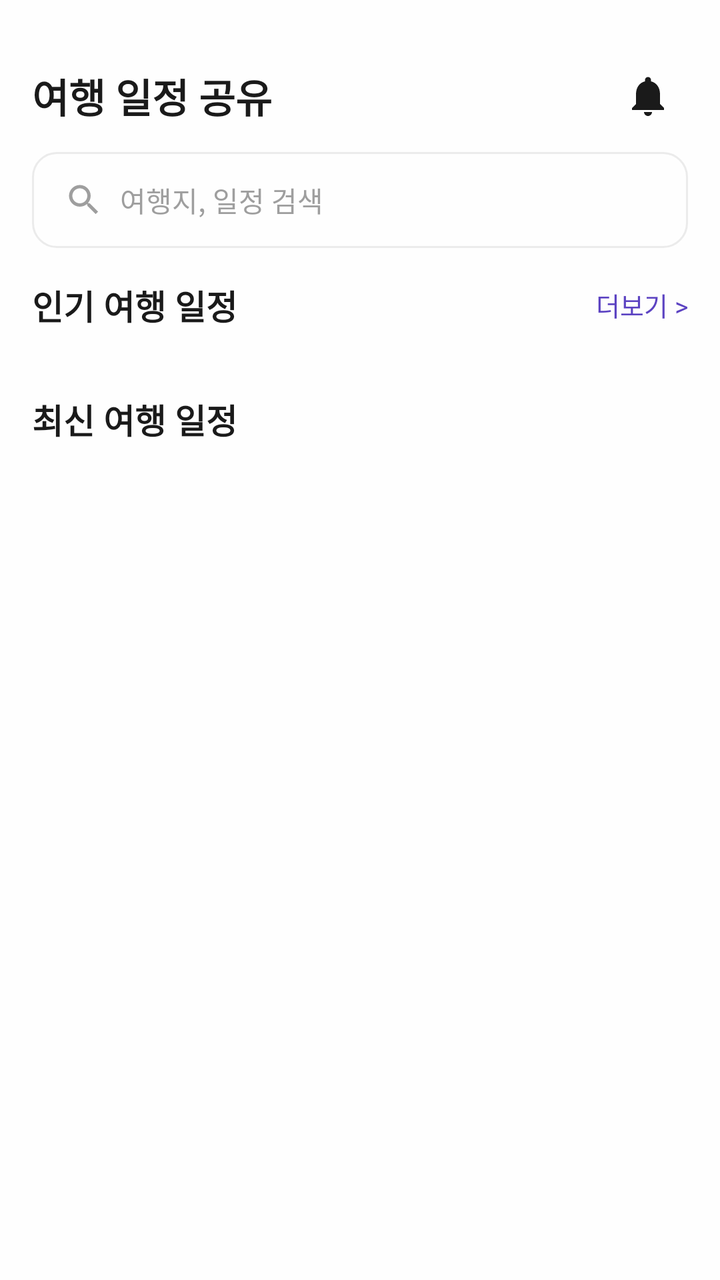
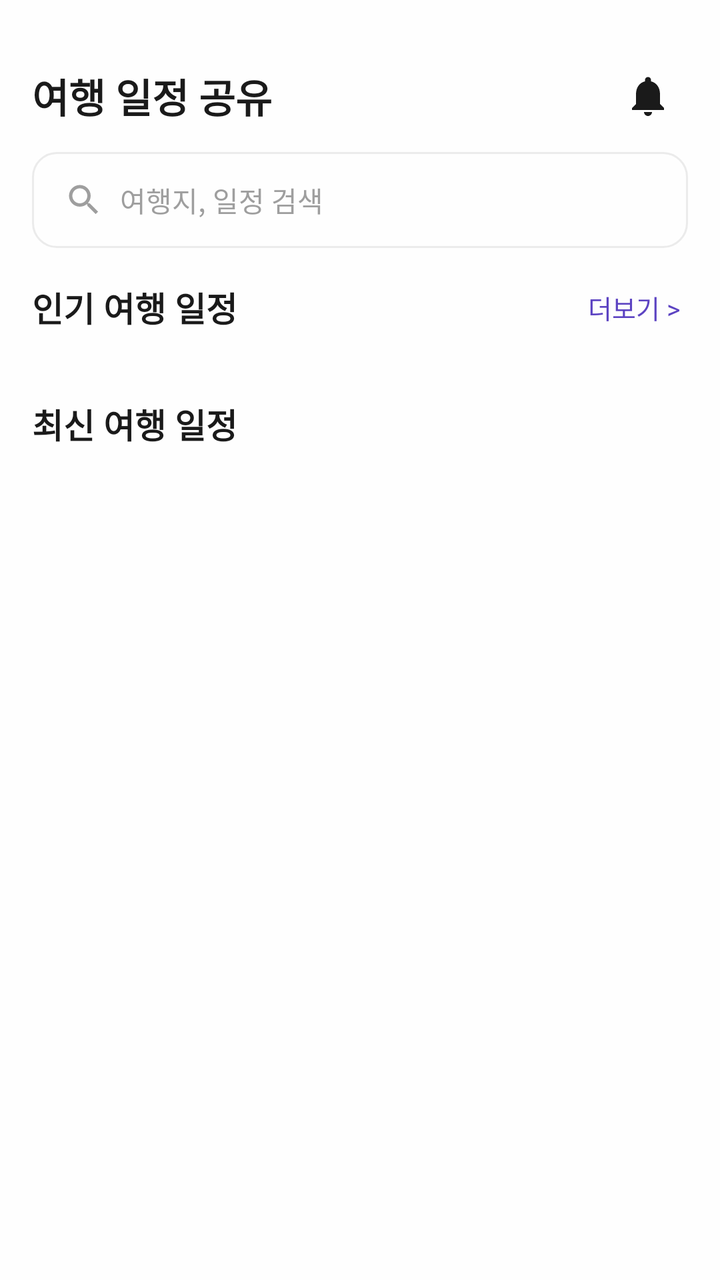

Screens rendered from an Android XML layout before and after an edit, with the pre-edit source and the edit as a unified diff.
<!-- AndroidManifest.xml: application theme Theme.TripShare -->
<!-- res/layout/fragment_home.xml -->
<?xml version="1.0" encoding="utf-8"?>
<LinearLayout xmlns:android="http://schemas.android.com/apk/res/android"
    android:layout_width="match_parent"
    android:layout_height="match_parent"
    android:background="@color/background"
    android:fitsSystemWindows="true"
    android:orientation="vertical"
    android:paddingTop="@dimen/screen_top_extra">

    <LinearLayout
        android:layout_width="match_parent"
        android:layout_height="56dp"
        android:gravity="center_vertical"
        android:orientation="horizontal"
        android:paddingHorizontal="16dp">

        <TextView
            android:layout_width="0dp"
            android:layout_height="wrap_content"
            android:layout_weight="1"
            android:text="@string/home_title"
            android:textColor="@color/text_primary"
            android:textSize="20sp"
            android:textStyle="bold" />

        <ImageButton
            android:id="@+id/btn_notifications"
            android:layout_width="40dp"
            android:layout_height="40dp"
            android:background="?attr/selectableItemBackgroundBorderless"
            android:contentDescription="@null"
            android:src="@drawable/ic_bell" />
    </LinearLayout>

    <LinearLayout
        android:layout_width="match_parent"
        android:layout_height="48dp"
        android:layout_marginHorizontal="16dp"
        android:background="@drawable/bg_search_bar"
        android:gravity="center_vertical"
        android:orientation="horizontal"
        android:paddingHorizontal="16dp">

        <ImageView
            android:layout_width="20dp"
            android:layout_height="20dp"
            android:contentDescription="@null"
            android:src="@drawable/ic_search" />

        <EditText
            android:id="@+id/et_search"
            android:layout_width="0dp"
            android:layout_height="match_parent"
            android:layout_marginStart="8dp"
            android:layout_weight="1"
            android:background="@null"
            android:hint="@string/search_hint"
            android:imeOptions="actionSearch"
            android:inputType="text"
            android:textColor="@color/text_primary"
            android:textColorHint="@color/text_hint"
            android:textSize="14sp" />
    </LinearLayout>

    <ScrollView
        android:layout_width="match_parent"
        android:layout_height="0dp"
        android:layout_weight="1"
        android:fillViewport="true">

        <LinearLayout
            android:layout_width="match_parent"
            android:layout_height="wrap_content"
            android:orientation="vertical"
            android:padding="16dp">

            <LinearLayout
                android:layout_width="match_parent"
                android:layout_height="wrap_content"
                android:gravity="center_vertical"
                android:orientation="horizontal">

                <TextView
                    android:layout_width="0dp"
                    android:layout_height="wrap_content"
                    android:layout_weight="1"
                    android:text="@string/popular_trips"
                    android:textColor="@color/text_primary"
                    android:textSize="17sp"
                    android:textStyle="bold" />

                <TextView
                    android:layout_width="wrap_content"
                    android:layout_height="wrap_content"
                    android:text="@string/see_more"
                    android:textColor="@color/purple_primary"
                    android:textSize="13sp" />
            </LinearLayout>

            <androidx.recyclerview.widget.RecyclerView
                android:id="@+id/rv_popular"
                android:layout_width="match_parent"
                android:layout_height="wrap_content"
                android:layout_marginTop="12dp"
                android:nestedScrollingEnabled="false" />

            <TextView
                android:layout_width="wrap_content"
                android:layout_height="wrap_content"
                android:layout_marginTop="20dp"
                android:text="@string/latest_trips"
                android:textColor="@color/text_primary"
                android:textSize="17sp"
                android:textStyle="bold" />

            <androidx.recyclerview.widget.RecyclerView
                android:id="@+id/rv_latest"
                android:layout_width="match_parent"
                android:layout_height="wrap_content"
                android:layout_marginTop="12dp"
                android:nestedScrollingEnabled="false" />
        </LinearLayout>
    </ScrollView>
</LinearLayout>
<!-- resources referenced by this layout -->
<resources>
  <color name="background">#FEFEFE</color>
  <color name="purple_primary">#5C43C2</color>
  <color name="text_hint">#9E9E9E</color>
  <color name="text_primary">#1A1A1A</color>
  <dimen name="screen_top_extra">20dp</dimen>
  <!-- drawable bg_search_bar (drawable) -->
  <?xml version="1.0" encoding="utf-8"?>
  <shape xmlns:android="http://schemas.android.com/apk/res/android"
      android:shape="rectangle">
      <solid android:color="@color/background" />
      <corners android:radius="12dp" />
      <stroke
          android:width="1dp"
          android:color="@color/divider" />
  </shape>
  <!-- drawable ic_bell (drawable) -->
  <vector xmlns:android="http://schemas.android.com/apk/res/android"
      android:width="24dp"
      android:height="24dp"
      android:viewportWidth="24"
      android:viewportHeight="24">
      <path
          android:fillColor="@color/text_primary"
          android:pathData="M12,22c1.1,0 2,-0.9 2,-2h-4c0,1.1 0.89,2 2,2zM18,16v-5c0,-3.07 -1.64,-5.64 -4.5,-6.32V4c0,-0.83 -0.67,-1.5 -1.5,-1.5s-1.5,0.67 -1.5,1.5v0.68C7.63,5.36 6,7.92 6,11v5l-2,2v1h16v-1l-2,-2z" />
  </vector>
  <!-- drawable ic_search (drawable) -->
  <vector xmlns:android="http://schemas.android.com/apk/res/android"
      android:width="24dp"
      android:height="24dp"
      android:viewportWidth="24"
      android:viewportHeight="24">
      <path
          android:fillColor="@color/text_hint"
          android:pathData="M15.5,14h-0.79l-0.28,-0.27C15.41,12.59 16,11.11 16,9.5 16,5.91 13.09,3 9.5,3S3,5.91 3,9.5 5.91,16 9.5,16c1.61,0 3.09,-0.59 4.23,-1.57l0.27,0.28v0.79l5,4.99L20.49,19l-4.99,-5zM9.5,14C7.01,14 5,11.99 5,9.5S7.01,5 9.5,5 14,7.01 14,9.5 11.99,14 9.5,14z" />
  </vector>
  <string name="home_title">여행 일정 공유</string>
  <string name="latest_trips">최신 여행 일정</string>
  <string name="popular_trips">인기 여행 일정</string>
  <string name="search_hint">여행지, 일정 검색</string>
  <string name="see_more">더보기 &gt;</string>
  <style name="Theme.TripShare" parent="Base.Theme.TripShare" />
  <color name="divider">#EBEBEB</color>
  <style name="Base.Theme.TripShare" parent="Theme.Material3.DayNight.NoActionBar">
          <item name="colorPrimary">@color/purple_primary</item>
          <item name="colorPrimaryDark">@color/purple_dark</item>
          <item name="colorAccent">@color/purple_primary</item>
          <item name="android:colorBackground">@color/background</item>
          <item name="colorSurface">@color/card_bg</item>
          <item name="android:windowBackground">@color/background</item>
          <item name="android:statusBarColor">@color/background</item>
          <item name="android:windowLightStatusBar">true</item>
          <item name="android:navigationBarColor">@color/background</item>
          <item name="android:windowLightNavigationBar" tools:targetApi="27">true</item>
          <item name="android:windowOptOutEdgeToEdgeEnforcement" tools:targetApi="35">true</item>
      </style>
  <color name="purple_dark">#4A35A0</color>
  <color name="card_bg">#FFFFFF</color>
</resources>

<!-- the commit's change to res/layout/fragment_home.xml (unified diff, before → after) -->
@@ -75,50 +75,94 @@
             android:padding="16dp">
 
             <LinearLayout
+                android:id="@+id/section_search"
                 android:layout_width="match_parent"
                 android:layout_height="wrap_content"
-                android:gravity="center_vertical"
-                android:orientation="horizontal">
+                android:orientation="vertical"
+                android:visibility="gone">
 
                 <TextView
-                    android:layout_width="0dp"
+                    android:layout_width="wrap_content"
                     android:layout_height="wrap_content"
-                    android:layout_weight="1"
-                    android:text="@string/popular_trips"
+                    android:text="@string/search_results"
                     android:textColor="@color/text_primary"
                     android:textSize="17sp"
                     android:textStyle="bold" />
 
+                <androidx.recyclerview.widget.RecyclerView
+                    android:id="@+id/rv_search"
+                    android:layout_width="match_parent"
+                    android:layout_height="wrap_content"
+                    android:layout_marginTop="12dp"
+                    android:nestedScrollingEnabled="false" />
+
+                <TextView
+                    android:id="@+id/tv_search_empty"
+                    android:layout_width="match_parent"
+                    android:layout_height="wrap_content"
+                    android:layout_marginTop="24dp"
+                    android:gravity="center"
+                    android:text="@string/search_empty"
+                    android:textColor="@color/text_hint"
+                    android:textSize="14sp"
+                    android:visibility="gone" />
+            </LinearLayout>
+
+            <LinearLayout
+                android:id="@+id/section_home"
+                android:layout_width="match_parent"
+                android:layout_height="wrap_content"
+                android:orientation="vertical">
+
+                <LinearLayout
+                    android:layout_width="match_parent"
+                    android:layout_height="wrap_content"
+                    android:gravity="center_vertical"
+                    android:orientation="horizontal">
+
+                    <TextView
+                        android:layout_width="0dp"
+                        android:layout_height="wrap_content"
+                        android:layout_weight="1"
+                        android:text="@string/popular_trips"
+                        android:textColor="@color/text_primary"
+                        android:textSize="17sp"
+                        android:textStyle="bold" />
+
+                    <TextView
+                        android:id="@+id/btn_popular_more"
+                        android:layout_width="wrap_content"
+                        android:layout_height="wrap_content"
+                        android:background="?attr/selectableItemBackground"
+                        android:padding="4dp"
+                        android:text="@string/see_more"
+                        android:textColor="@color/purple_primary"
+                        android:textSize="13sp" />
+                </LinearLayout>
+
+                <androidx.recyclerview.widget.RecyclerView
+                    android:id="@+id/rv_popular"
+                    android:layout_width="match_parent"
+                    android:layout_height="wrap_content"
+                    android:layout_marginTop="12dp"
+                    android:nestedScrollingEnabled="false" />
+
                 <TextView
                     android:layout_width="wrap_content"
                     android:layout_height="wrap_content"
-                    android:text="@string/see_more"
-                    android:textColor="@color/purple_primary"
-                    android:textSize="13sp" />
+                    android:layout_marginTop="20dp"
+                    android:text="@string/latest_trips"
+                    android:textColor="@color/text_primary"
+                    android:textSize="17sp"
+                    android:textStyle="bold" />
+
+                <androidx.recyclerview.widget.RecyclerView
+                    android:id="@+id/rv_latest"
+                    android:layout_width="match_parent"
+                    android:layout_height="wrap_content"
+                    android:layout_marginTop="12dp"
+                    android:nestedScrollingEnabled="false" />
             </LinearLayout>
-
-            <androidx.recyclerview.widget.RecyclerView
-                android:id="@+id/rv_popular"
-                android:layout_width="match_parent"
-                android:layout_height="wrap_content"
-                android:layout_marginTop="12dp"
-                android:nestedScrollingEnabled="false" />
-
-            <TextView
-                android:layout_width="wrap_content"
-                android:layout_height="wrap_content"
-                android:layout_marginTop="20dp"
-                android:text="@string/latest_trips"
-                android:textColor="@color/text_primary"
-                android:textSize="17sp"
-                android:textStyle="bold" />
-
-            <androidx.recyclerview.widget.RecyclerView
-                android:id="@+id/rv_latest"
-                android:layout_width="match_parent"
-                android:layout_height="wrap_content"
-                android:layout_marginTop="12dp"
-                android:nestedScrollingEnabled="false" />
         </LinearLayout>
     </ScrollView>
 </LinearLayout>
<!-- resource entries referenced after the edit -->
@@ -38,7 +38,9 @@
   <string name="home_title">여행 일정 공유</string>
   <string name="latest_trips">최신 여행 일정</string>
   <string name="popular_trips">인기 여행 일정</string>
+  <string name="search_empty">검색 결과가 없습니다.</string>
   <string name="search_hint">여행지, 일정 검색</string>
+  <string name="search_results">검색 결과</string>
   <string name="see_more">더보기 &gt;</string>
   <style name="Theme.TripShare" parent="Base.Theme.TripShare" />
   <color name="divider">#EBEBEB</color>
